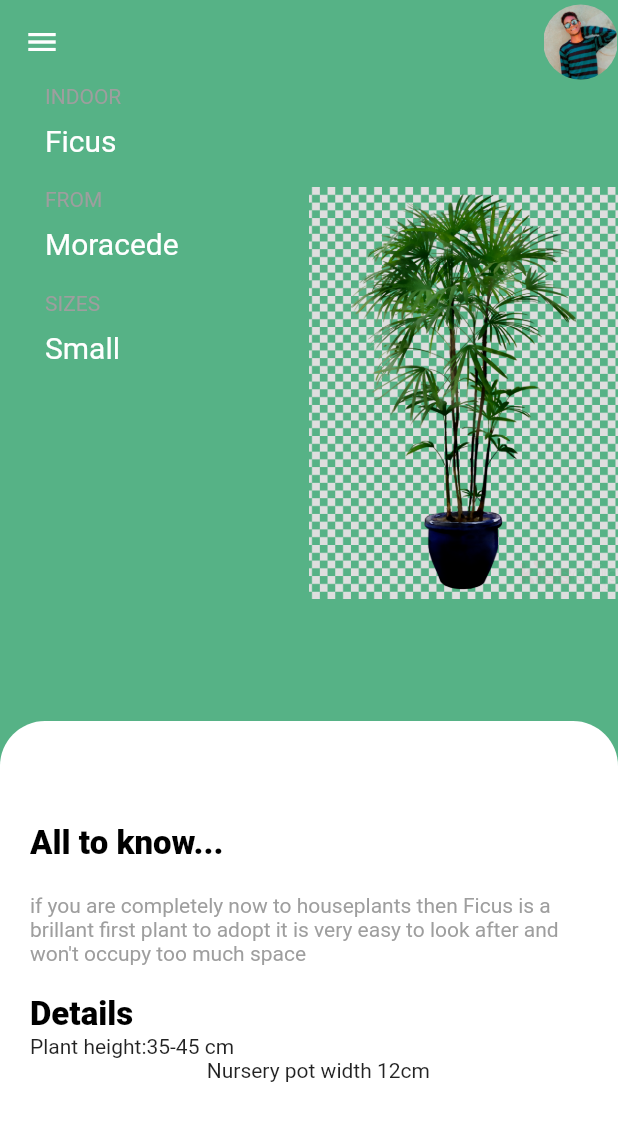
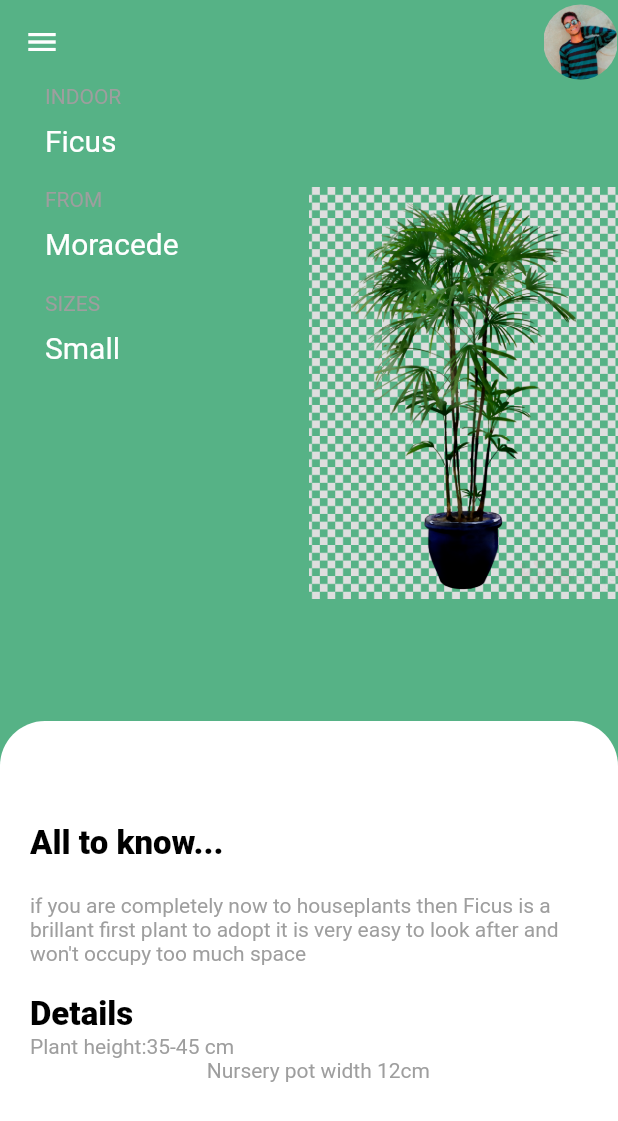
Before and after one commit to 3li-3bdullah/Ficus, a Flutter app: the screen it shows after launch, on a phone screen of 412 x 824 dp. Shown: the top 1121 px of the screen. Run offline on Flutter 3.47's test engine with Material 2 defaults, Android fonts, the phone set to English and light mode, and no system bars.

Commit message:
Added style

```diff
--- a/plant_app/lib/screen/home.dart
+++ b/plant_app/lib/screen/home.dart
@@ -96,7 +96,7 @@ class _HomeState extends State<Home> {
                                   fontSize: 22,
                                   fontWeight: FontWeight.w800)),
                                  const Text('''Plant height:35-45 cm
-                                  Nursery pot width 12cm''' )
+                                  Nursery pot width 12cm''' , style:TextStyle(fontSize:14, color:Colors.grey))
 
 
                         ]),
```
